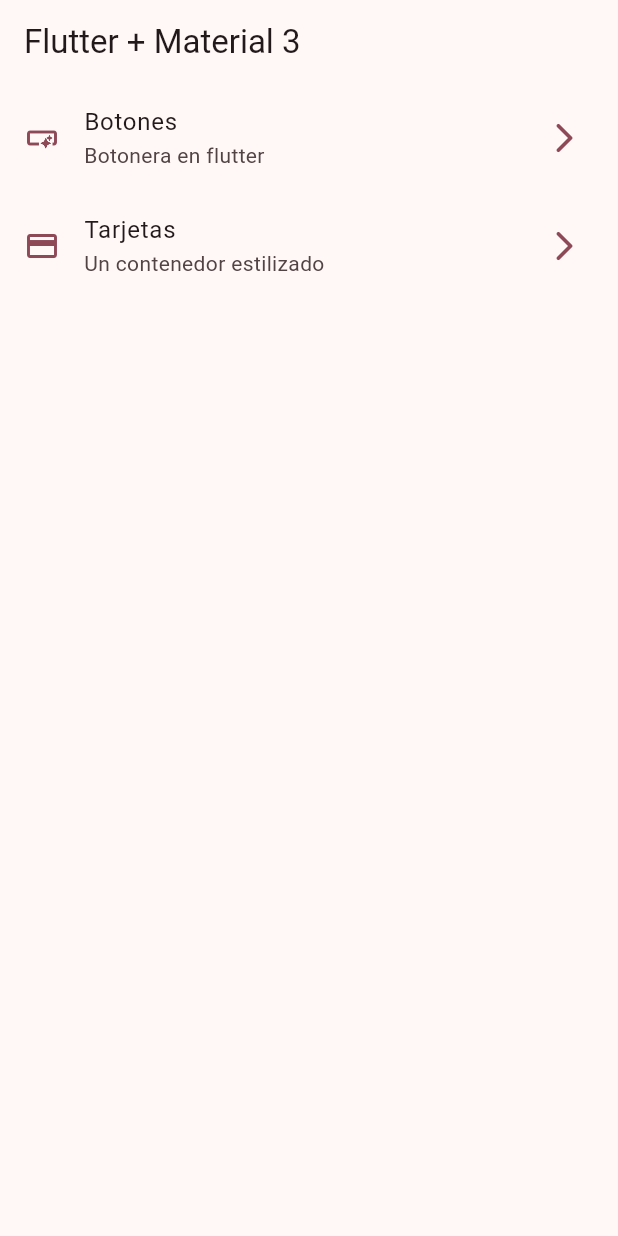
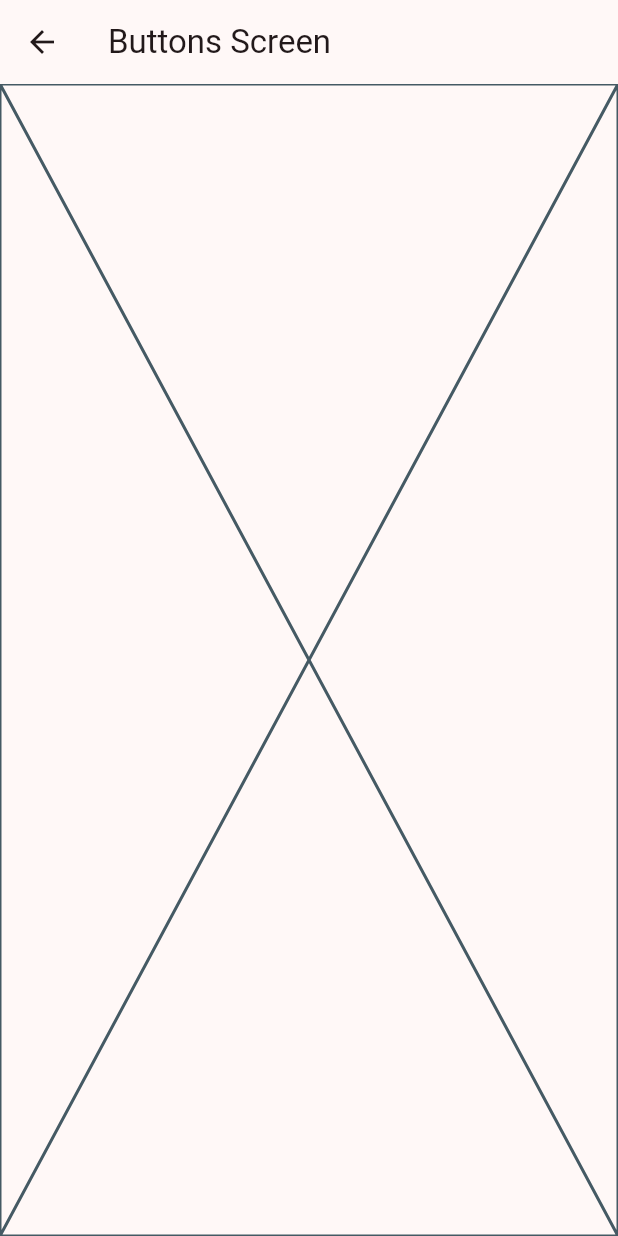
Before and after one commit to JordyV23/widgets-app, a Flutter app: the screen it shows after launch, after a tap on "Botones", on a phone screen of 412 x 824 dp. Run offline on Flutter 3.47's test engine with Material 2 defaults, Android fonts, the phone set to English and light mode, and no system bars; our stand-ins replace go_router.

Commit message:
Tareas realizadas: -Creacion de pagina de buttons -Creacion de pagina de cards -Creacion de router -Instalacion de goRouter

```diff
--- /dev/null
+++ b/lib/config/router/app_router.dart
@@ -0,0 +1,24 @@
+import 'package:go_router/go_router.dart';
+import 'package:widgets_app/presentation/screens/screens.dart';
+
+final appRputer = GoRouter(
+  initialLocation: '/',
+  routes:
+[
+  GoRoute(
+    path: '/',
+    builder: (contex,state) => const HomeScreen()
+  ),
+
+  GoRoute(
+    path: '/buttons',
+    builder: (contex,state) => const ButtonsScreen()
+  ),
+
+  GoRoute(
+      path: '/cards',
+      builder: (contex,state) => const CardsScreen()
+  ),
+
+
+]);
--- a/lib/main.dart
+++ b/lib/main.dart
@@ -1,7 +1,6 @@
 import 'package:flutter/material.dart';
+import 'package:widgets_app/config/router/app_router.dart';
 import 'package:widgets_app/config/theme/app_theme.dart';
-import 'package:widgets_app/presentation/screens/home/home_screen.dart';
-
 void main() {
   runApp(const MainApp());
 }
@@ -11,10 +10,10 @@ class MainApp extends StatelessWidget {
 
   @override
   Widget build(BuildContext context) {
-    return MaterialApp(
+    return MaterialApp.router(
+      routerConfig: appRputer,
       debugShowCheckedModeBanner: false,
       theme: AppTheme(selectedColor:3 ).getTheme(),
-      home: const HomeScreen()
     );
   }
 }
--- /dev/null
+++ b/lib/presentation/screens/buttons/buttons_screen.dart
@@ -0,0 +1,15 @@
+import 'package:flutter/material.dart';
+
+class ButtonsScreen extends StatelessWidget {
+  const ButtonsScreen({super.key});
+
+  @override
+  Widget build(BuildContext context) {
+    return Scaffold(
+      appBar: AppBar (
+        title: const Text("Buttons Screen"),
+      ),
+      body: const Placeholder(),
+    );
+  }
+}
--- /dev/null
+++ b/lib/presentation/screens/cards/cards_screen.dart
@@ -0,0 +1,15 @@
+import 'package:flutter/material.dart';
+
+class CardsScreen extends StatelessWidget {
+  const CardsScreen({super.key});
+
+  @override
+  Widget build(BuildContext context) {
+    return Scaffold(
+      appBar: AppBar (
+        title: const Text("Cards Screen"),
+      ),
+      body: const Placeholder(),
+    );
+  }
+}
--- a/lib/presentation/screens/home/home_screen.dart
+++ b/lib/presentation/screens/home/home_screen.dart
@@ -1,5 +1,7 @@
 import 'package:flutter/material.dart';
+import 'package:go_router/go_router.dart';
 import 'package:widgets_app/config/menu/menu_items.dart';
+import 'package:widgets_app/presentation/screens/buttons/buttons_screen.dart';
 
 class HomeScreen extends StatelessWidget {
   const HomeScreen({super.key});
@@ -25,7 +27,7 @@ class _HomeView extends StatelessWidget {
     return ListView.builder(
       itemCount: appMenuItems.length,
       itemBuilder: (context, index) {
-        return _CustomListTile(index:index);
+        return _CustomListTile(index: index);
       },
     );
   }
@@ -40,16 +42,23 @@ class _CustomListTile extends StatelessWidget {
 
   @override
   Widget build(BuildContext context) {
-
     final theme = Theme.of(context).colorScheme;
 
     return ListTile(
-      leading: Icon(appMenuItems[index].icon, color: theme.primary,),
+      leading: Icon(
+        appMenuItems[index].icon,
+        color: theme.primary,
+      ),
       trailing: Icon(Icons.arrow_forward_ios_rounded, color: theme.primary),
       title: Text(appMenuItems[index].title),
       subtitle: Text(appMenuItems[index].subTitle),
-      onTap: (){
-        //navegar a otra pantalla
+      onTap: () {
+        // Navigator.of(context).push(
+        //   MaterialPageRoute(builder: (context) => const ButtonsScreen()),
+        // );
+
+        context.push(appMenuItems[index].link);
+
       },
     );
   }
--- /dev/null
+++ b/lib/presentation/screens/screens.dart
@@ -0,0 +1,4 @@
+
+export 'package:widgets_app/presentation/screens/buttons/buttons_screen.dart';
+export 'package:widgets_app/presentation/screens/cards/cards_screen.dart';
+export 'package:widgets_app/presentation/screens/home/home_screen.dart';
--- a/pubspec.yaml
+++ b/pubspec.yaml
@@ -9,11 +9,12 @@ environment:
 dependencies:
   flutter:
     sdk: flutter
+  go_router: ^10.0.0
 
 dev_dependencies:
+  flutter_lints: ^2.0.0
   flutter_test:
     sdk: flutter
-  flutter_lints: ^2.0.0
 
 flutter:
   uses-material-design: true
```
Also changed, not shown: pubspec.lock.
